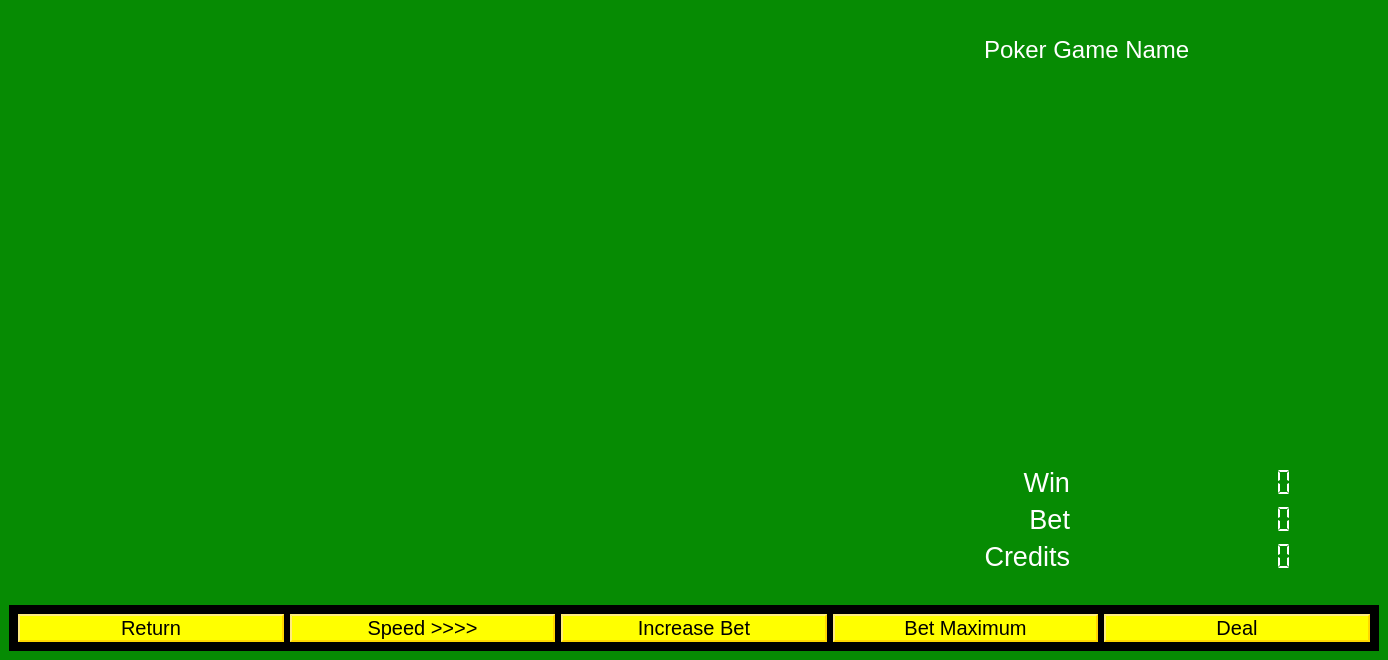
Before: the Qt Designer form src/ui/gameorchestratorwindow.ui in dbrook/vidpokerterm, drawn with Qt 5.
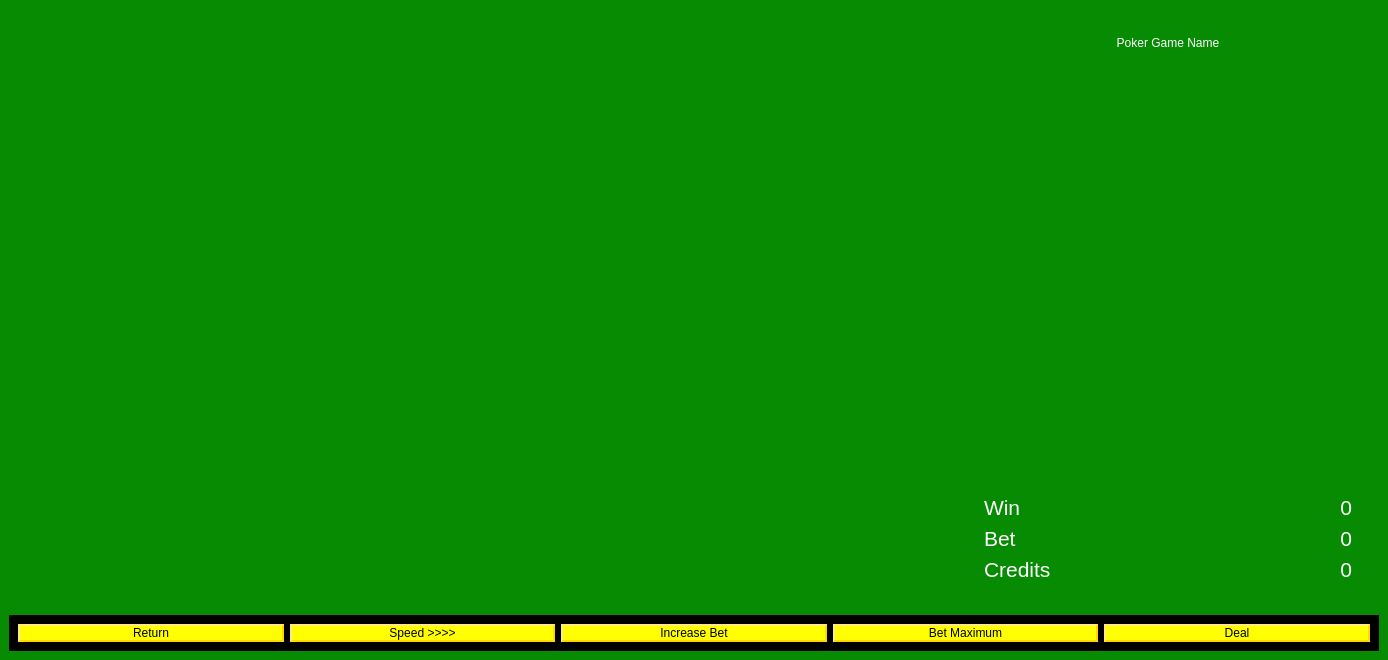
After: the same form once the commit is applied.

Commit message: Multiple simultaneous hands fully supported by the backend and the front end is updatable with them. There is no alignment/positioning/scaling for when the number of hands gets truly crazy (yet). Also reduced redundant font-size settings in CSS / .ui files.

What changed in the file:
```diff
--- a/src/ui/gameorchestratorwindow.ui
+++ b/src/ui/gameorchestratorwindow.ui
@@ -42,7 +42,7 @@
          <property name="frameShadow">
           <enum>QFrame::Raised</enum>
          </property>
-         <layout class="QVBoxLayout" name="verticalLayout_2" stretch="0,1">
+         <layout class="QVBoxLayout" name="verticalLayout_2" stretch="0,0">
           <item>
            <widget class="QFrame" name="multipleHand">
             <property name="frameShape">
@@ -79,9 +79,6 @@
          <layout class="QVBoxLayout" name="verticalLayout_5">
           <item>
            <widget class="QFrame" name="payoutTable">
-            <property name="styleSheet">
-             <string notr="true">font-size: 18pt;</string>
-            </property>
             <property name="frameShape">
              <enum>QFrame::NoFrame</enum>
             </property>
@@ -94,6 +91,9 @@
                <property name="text">
                 <string>Poker Game Name</string>
                </property>
+               <property name="alignment">
+                <set>Qt::AlignCenter</set>
+               </property>
               </widget>
              </item>
              <item>
@@ -101,9 +101,6 @@
                <property name="focusPolicy">
                 <enum>Qt::NoFocus</enum>
                </property>
-               <property name="styleSheet">
-                <string notr="true">font-size: 16pt;</string>
-               </property>
                <property name="frameShape">
                 <enum>QFrame::NoFrame</enum>
                </property>
@@ -145,6 +142,9 @@
           </item>
           <item>
            <widget class="QFrame" name="accountBets">
+            <property name="styleSheet">
+             <string notr="true">font-size: 16pt;</string>
+            </property>
             <property name="frameShape">
              <enum>QFrame::NoFrame</enum>
             </property>
@@ -152,93 +152,54 @@
              <enum>QFrame::Raised</enum>
             </property>
             <layout class="QGridLayout" name="gridLayout" columnstretch="0,1">
-             <item row="0" column="0">
-              <widget class="QLabel" name="winLabel">
-               <property name="styleSheet">
-                <string notr="true">font-size: 20pt;</string>
-               </property>
-               <property name="text">
-                <string>Win</string>
-               </property>
-               <property name="alignment">
-                <set>Qt::AlignRight|Qt::AlignTrailing|Qt::AlignVCenter</set>
-               </property>
-              </widget>
-             </item>
-             <item row="0" column="1">
-              <widget class="QLCDNumber" name="winAmount">
-               <property name="styleSheet">
-                <string notr="true">font-size: 20pt;</string>
-               </property>
-               <property name="frameShape">
-                <enum>QFrame::NoFrame</enum>
-               </property>
-               <property name="frameShadow">
-                <enum>QFrame::Plain</enum>
-               </property>
-               <property name="digitCount">
-                <number>11</number>
-               </property>
-               <property name="segmentStyle">
-                <enum>QLCDNumber::Flat</enum>
-               </property>
-              </widget>
-             </item>
              <item row="1" column="0">
               <widget class="QLabel" name="betLabel">
-               <property name="styleSheet">
-                <string notr="true">font-size: 20pt;</string>
-               </property>
                <property name="text">
                 <string>Bet</string>
                </property>
-               <property name="alignment">
-                <set>Qt::AlignRight|Qt::AlignTrailing|Qt::AlignVCenter</set>
-               </property>
-              </widget>
-             </item>
-             <item row="1" column="1">
-              <widget class="QLCDNumber" name="betAmount">
-               <property name="frameShape">
-                <enum>QFrame::NoFrame</enum>
-               </property>
-               <property name="frameShadow">
-                <enum>QFrame::Plain</enum>
-               </property>
-               <property name="digitCount">
-                <number>11</number>
-               </property>
-               <property name="segmentStyle">
-                <enum>QLCDNumber::Flat</enum>
-               </property>
               </widget>
              </item>
              <item row="2" column="0">
               <widget class="QLabel" name="creditsLabel">
-               <property name="styleSheet">
-                <string notr="true">font-size: 20pt;</string>
-               </property>
                <property name="text">
                 <string>Credits</string>
                </property>
+              </widget>
+             </item>
+             <item row="0" column="0">
+              <widget class="QLabel" name="winLabel">
+               <property name="text">
+                <string>Win</string>
+               </property>
+              </widget>
+             </item>
+             <item row="0" column="1">
+              <widget class="QLabel" name="winAmount">
+               <property name="text">
+                <string>0</string>
+               </property>
+               <property name="alignment">
+                <set>Qt::AlignRight|Qt::AlignTrailing|Qt::AlignVCenter</set>
+               </property>
+              </widget>
+             </item>
+             <item row="1" column="1">
+              <widget class="QLabel" name="betAmount">
+               <property name="text">
+                <string>0</string>
+               </property>
                <property name="alignment">
                 <set>Qt::AlignRight|Qt::AlignTrailing|Qt::AlignVCenter</set>
                </property>
               </widget>
              </item>
              <item row="2" column="1">
-              <widget class="QLCDNumber" name="creditsAmount">
-               <property name="frameShape">
-                <enum>QFrame::NoFrame</enum>
+              <widget class="QLabel" name="creditsAmount">
+               <property name="text">
+                <string>0</string>
                </property>
-               <property name="frameShadow">
-                <enum>QFrame::Plain</enum>
-               </property>
-               <property name="digitCount">
-                <number>11</number>
-               </property>
-               <property name="segmentStyle">
-                <enum>QLCDNumber::Flat</enum>
+               <property name="alignment">
+                <set>Qt::AlignRight|Qt::AlignTrailing|Qt::AlignVCenter</set>
                </property>
               </widget>
              </item>
@@ -272,7 +233,6 @@
     border-style: outset;
     border-width: 2px;
     border-color: gray;
-    font-size: 15pt;
 }
 QPushButton {
     color: black;
@@ -280,7 +240,6 @@
     border-style: outset;
     border-width: 2px;
     border-color: gold;
-    font-size: 15pt;
 }
 QPushButton:pressed {
     color: yellow;
@@ -309,7 +268,6 @@
     border-style: outset;
     border-width: 2px;
     border-color: gray;
-    font-size: 15pt;
 }
 QPushButton {
     color: black;
@@ -317,7 +275,6 @@
     border-style: outset;
     border-width: 2px;
     border-color: gold;
-    font-size: 15pt;
 }
 QPushButton:pressed {
     color: yellow;
@@ -346,7 +303,6 @@
     border-style: outset;
     border-width: 2px;
     border-color: gray;
-    font-size: 15pt;
 }
 QPushButton {
     color: black;
@@ -354,7 +310,6 @@
     border-style: outset;
     border-width: 2px;
     border-color: gold;
-    font-size: 15pt;
 }
 QPushButton:pressed {
     color: yellow;
@@ -383,7 +338,6 @@
     border-style: outset;
     border-width: 2px;
     border-color: gray;
-    font-size: 15pt;
 }
 QPushButton {
     color: black;
@@ -391,7 +345,6 @@
     border-style: outset;
     border-width: 2px;
     border-color: gold;
-    font-size: 15pt;
 }
 QPushButton:pressed {
     color: yellow;
@@ -420,7 +373,6 @@
     border-style: outset;
     border-width: 2px;
     border-color: gray;
-    font-size: 15pt;
 }
 QPushButton {
     color: black;
@@ -428,7 +380,6 @@
     border-style: outset;
     border-width: 2px;
     border-color: gold;
-    font-size: 15pt;
 }
 QPushButton:pressed {
     color: yellow;
```
Left out of the diff: 8 changed lines with no effect on the pictures. The commit also changes 15 other files.
